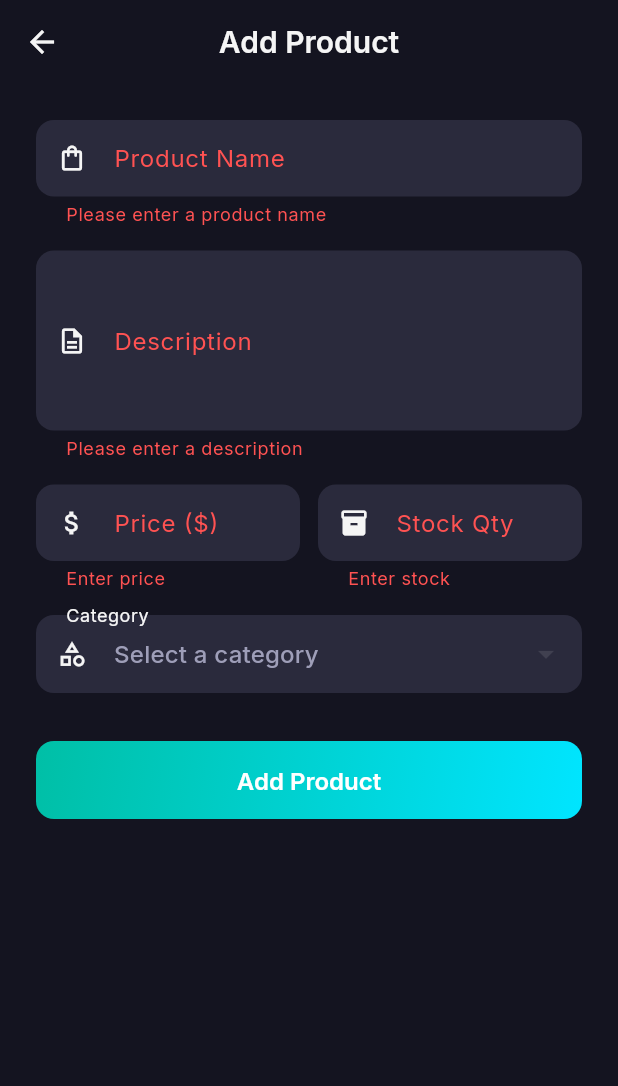
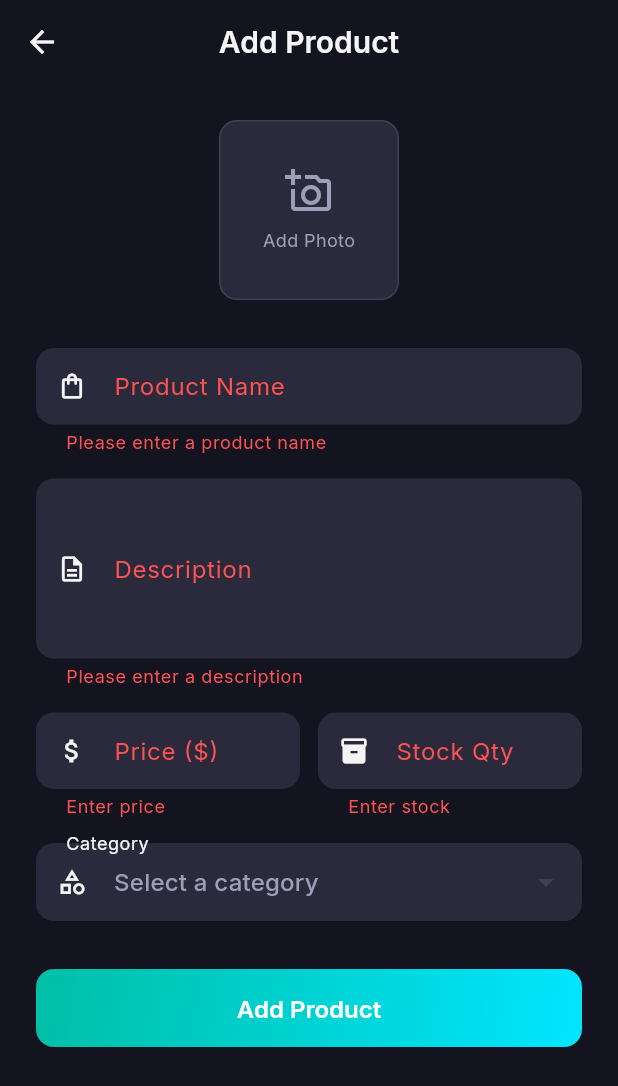
Before and after one commit to jubinkhan007/flutter_django_store, a Flutter app: the VendorAddProductScreen screen opened by its route, after a tap on "Add Product", on a phone screen of 412 x 824 dp. Shown: the top 1086 px of the screen. Run offline on Flutter 3.47's test engine with Material 3 defaults, Android fonts, the light colour scheme and no system bars; our stand-ins replace equatable, google_fonts, image_picker, shared_preferences; accounts and stored records are empty; network calls fail.

Commit message:
Vendor Product Management and Images

```diff
--- a/mobile/lib/core/config/api_config.dart
+++ b/mobile/lib/core/config/api_config.dart
@@ -29,4 +29,5 @@ class ApiConfig {
   static String get vendorProductsUrl => '$baseUrl/vendors/products/';
   static String get vendorOrdersUrl => '$baseUrl/vendors/orders/';
   static String get vendorStatsUrl => '$baseUrl/vendors/stats/';
+  static String get vendorCustomersUrl => '$baseUrl/vendors/customers/';
 }
--- /dev/null
+++ b/mobile/lib/features/vendor/data/models/vendor_customer_model.dart
@@ -0,0 +1,21 @@
+import '../../domain/entities/vendor_customer.dart';
+
+class VendorCustomerModel extends VendorCustomer {
+  const VendorCustomerModel({
+    required super.id,
+    required super.username,
+    required super.email,
+    required super.totalOrders,
+    required super.totalSpend,
+  });
+
+  factory VendorCustomerModel.fromJson(Map<String, dynamic> json) {
+    return VendorCustomerModel(
+      id: json['id'],
+      username: json['username'] ?? '',
+      email: json['email'] ?? '',
+      totalOrders: json['total_orders'] ?? 0,
+      totalSpend: double.tryParse(json['total_spend'].toString()) ?? 0.0,
+    );
+  }
+}
--- a/mobile/lib/features/vendor/presentation/screens/vendor_add_product_screen.dart
+++ b/mobile/lib/features/vendor/presentation/screens/vendor_add_product_screen.dart
@@ -1,13 +1,20 @@
+import 'dart:io';
 import 'package:flutter/material.dart';
+import 'package:http/http.dart' as http;
+import 'package:http_parser/http_parser.dart';
+import 'package:image_picker/image_picker.dart';
 import 'package:provider/provider.dart';
 import '../../../../core/theme/app_theme.dart';
 import '../../../../core/widgets/custom_button.dart';
 import '../../../../core/widgets/custom_text_field.dart';
+import '../../../products/data/models/product_model.dart';
 import '../../../products/presentation/providers/product_provider.dart';
 import '../providers/vendor_provider.dart';
 
 class VendorAddProductScreen extends StatefulWidget {
-  const VendorAddProductScreen({super.key});
+  final ProductModel? initialProduct;
+
+  const VendorAddProductScreen({super.key, this.initialProduct});
 
   @override
   State<VendorAddProductScreen> createState() => _VendorAddProductScreenState();
@@ -21,9 +28,22 @@ class _VendorAddProductScreenState extends State<VendorAddProductScreen> {
   final _stockController = TextEditingController();
   int? _selectedCategoryId;
 
+  File? _selectedImage;
+  final ImagePicker _picker = ImagePicker();
+
   @override
   void initState() {
     super.initState();
+
+    if (widget.initialProduct != null) {
+      final p = widget.initialProduct!;
+      _nameController.text = p.name;
+      _descriptionController.text = p.description;
+      _priceController.text = p.price.toString();
+      _stockController.text = p.stockQuantity.toString();
+      _selectedCategoryId = p.categoryId;
+    }
+
     // Load categories for the dropdown
     WidgetsBinding.instance.addPostFrameCallback((_) {
       context.read<ProductProvider>().loadCategories();
@@ -39,23 +59,63 @@ class _VendorAddProductScreenState extends State<VendorAddProductScreen> {
     super.dispose();
   }
 
+  Future<void> _pickImage() async {
+    final XFile? image = await _picker.pickImage(source: ImageSource.gallery);
+    if (image != null) {
+      setState(() {
+        _selectedImage = File(image.path);
+      });
+    }
+  }
+
   Future<void> _handleSubmit() async {
     if (!_formKey.currentState!.validate()) return;
+    if (_selectedCategoryId == null) {
+      ScaffoldMessenger.of(
+        context,
+      ).showSnackBar(const SnackBar(content: Text('Please select a category')));
+      return;
+    }
 
     final vendor = context.read<VendorProvider>();
-    final success = await vendor.addProduct({
+
+    final fields = {
       'name': _nameController.text.trim(),
       'description': _descriptionController.text.trim(),
       'price': _priceController.text.trim(),
-      'stock_quantity': int.tryParse(_stockController.text) ?? 0,
-      'category': _selectedCategoryId,
-      'is_available': true,
-    });
+      'stock_quantity': _stockController.text.trim(),
+      'category': _selectedCategoryId.toString(),
+      'is_available': 'true',
+    };
+
+    http.MultipartFile? imageFile;
+    if (_selectedImage != null) {
+      imageFile = await http.MultipartFile.fromPath(
+        'image',
+        _selectedImage!.path,
+        contentType: MediaType('image', 'jpeg'),
+      );
+    }
+
+    bool success;
+    if (widget.initialProduct == null) {
+      success = await vendor.addProduct(fields: fields, imageFile: imageFile);
+    } else {
+      success = await vendor.updateProduct(
+        productId: widget.initialProduct!.id,
+        fields: fields,
+        imageFile: imageFile,
+      );
+    }
 
     if (success && mounted) {
       ScaffoldMessenger.of(context).showSnackBar(
         SnackBar(
-          content: const Text('Product added successfully!'),
+          content: Text(
+            widget.initialProduct == null
+                ? 'Product added successfully!'
+                : 'Product updated successfully!',
+          ),
           backgroundColor: AppTheme.success,
           behavior: SnackBarBehavior.floating,
           shape: RoundedRectangleBorder(
@@ -71,7 +131,9 @@ class _VendorAddProductScreenState extends State<VendorAddProductScreen> {
   Widget build(BuildContext context) {
     return Scaffold(
       appBar: AppBar(
-        title: const Text('Add Product'),
+        title: Text(
+          widget.initialProduct == null ? 'Add Product' : 'Edit Product',
+        ),
         leading: IconButton(
           onPressed: () => Navigator.pop(context),
           icon: const Icon(Icons.arrow_back),
@@ -84,6 +146,61 @@ class _VendorAddProductScreenState extends State<VendorAddProductScreen> {
           child: Column(
             crossAxisAlignment: CrossAxisAlignment.start,
             children: [
+              // Image Picker Section
+              Center(
+                child: GestureDetector(
+                  onTap: _pickImage,
+                  child: Container(
+                    width: 120,
+                    height: 120,
+                    decoration: BoxDecoration(
+                      color: AppTheme.surfaceLight,
+                      borderRadius: BorderRadius.circular(AppTheme.radiusMd),
+                      border: Border.all(
+                        color: AppTheme.textSecondary.withAlpha(50),
+                        width: 1,
+                      ),
+                      image: _selectedImage != null
+                          ? DecorationImage(
+                              image: FileImage(_selectedImage!),
+                              fit: BoxFit.cover,
+                            )
+                          : (widget.initialProduct?.image != null
+                                ? DecorationImage(
+                                    image: NetworkImage(
+                                      widget.initialProduct!.image!,
+                                    ),
+                                    fit: BoxFit.cover,
+                                  )
+                                : null),
+                    ),
+                    child:
+                        _selectedImage == null &&
+                            widget.initialProduct?.image == null
+                        ? const Column(
+                            mainAxisAlignment: MainAxisAlignment.center,
+                            children: [
+                              Icon(
+                                Icons.add_a_photo_outlined,
+                                color: AppTheme.textSecondary,
+                                size: 32,
+                              ),
+                              SizedBox(height: 8),
+                              Text(
+                                'Add Photo',
+                                style: TextStyle(
+                                  color: AppTheme.textSecondary,
+                                  fontSize: 12,
+                                ),
+                              ),
+                            ],
+                          )
+                        : null,
+                  ),
+                ),
+              ),
+              const SizedBox(height: AppTheme.spacingXl),
+
               CustomTextField(
                 controller: _nameController,
                 hintText: 'e.g., Wireless Headphones',
--- a/mobile/lib/features/vendor/presentation/screens/vendor_onboarding_screen.dart
+++ b/mobile/lib/features/vendor/presentation/screens/vendor_onboarding_screen.dart
@@ -3,6 +3,7 @@ import 'package:provider/provider.dart';
 import '../../../../core/theme/app_theme.dart';
 import '../../../../core/widgets/custom_button.dart';
 import '../../../../core/widgets/custom_text_field.dart';
+import '../../../auth/presentation/providers/auth_provider.dart';
 import '../providers/vendor_provider.dart';
 
 class VendorOnboardingScreen extends StatefulWidget {
@@ -34,6 +35,9 @@ class _VendorOnboardingScreenState extends State<VendorOnboardingScreen> {
     );
 
     if (success && mounted) {
+      // Promote local user type so the app shows vendor screens
+      context.read<AuthProvider>().updateUserType('VENDOR');
+
       ScaffoldMessenger.of(context).showSnackBar(
         SnackBar(
           content: const Text('🎉 Store created! Welcome aboard!'),
--- a/mobile/pubspec.yaml
+++ b/mobile/pubspec.yaml
@@ -36,6 +36,9 @@ dependencies:
   shared_preferences: ^2.3.0
   provider: ^6.1.0
   google_fonts: ^6.2.0
+  image_picker: ^1.2.1
+  http_parser: ^4.1.2
+  equatable: ^2.0.8
 
 dev_dependencies:
   flutter_test:
```
Also changed, not shown: mobile/lib/core/network/api_client.dart (+43 -0 lines), mobile/lib/features/auth/presentation/providers/auth_provider.dart (+13 -0 lines), mobile/lib/features/vendor/data/repositories/vendor_repository.dart (+45 -9 lines), mobile/lib/features/vendor/domain/entities/vendor_customer.dart (added, +20 -0 lines), mobile/lib/features/vendor/presentation/providers/vendor_provider.dart (+53 -3 lines), mobile/lib/features/vendor/presentation/screens/vendor_customers_screen.dart (added, +214 -0 lines), mobile/lib/features/vendor/presentation/screens/vendor_dashboard_screen.dart (+7 -0 lines), mobile/lib/features/vendor/presentation/screens/vendor_products_screen.dart (+34 -26 lines), mobile/pubspec.lock, 9 other files.
